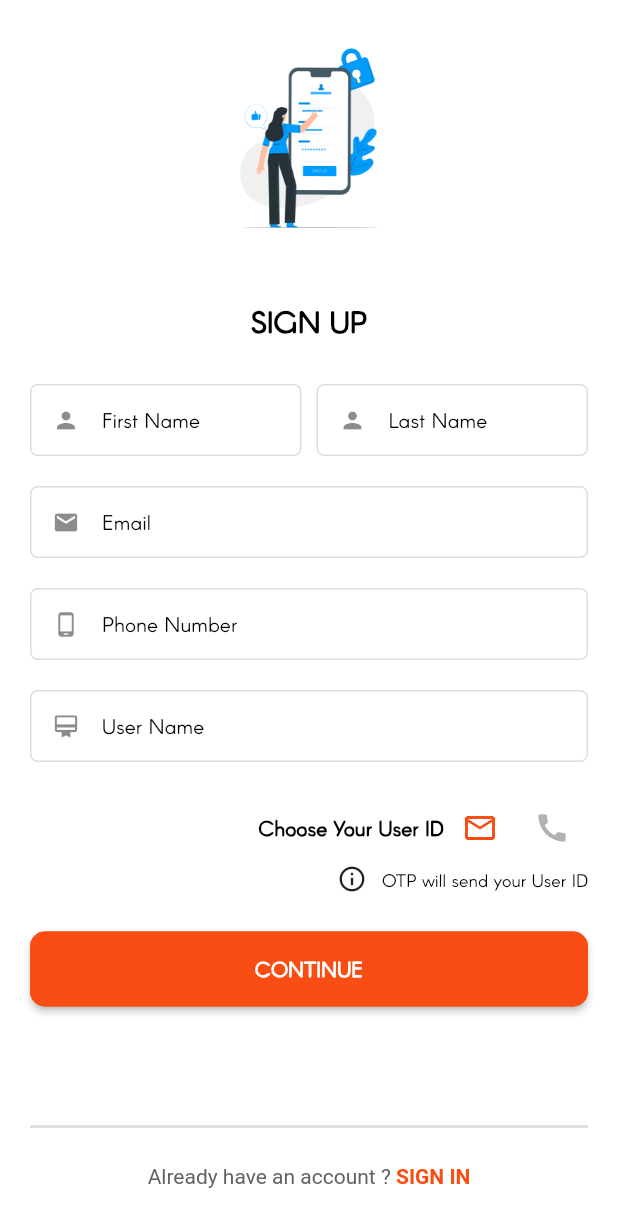
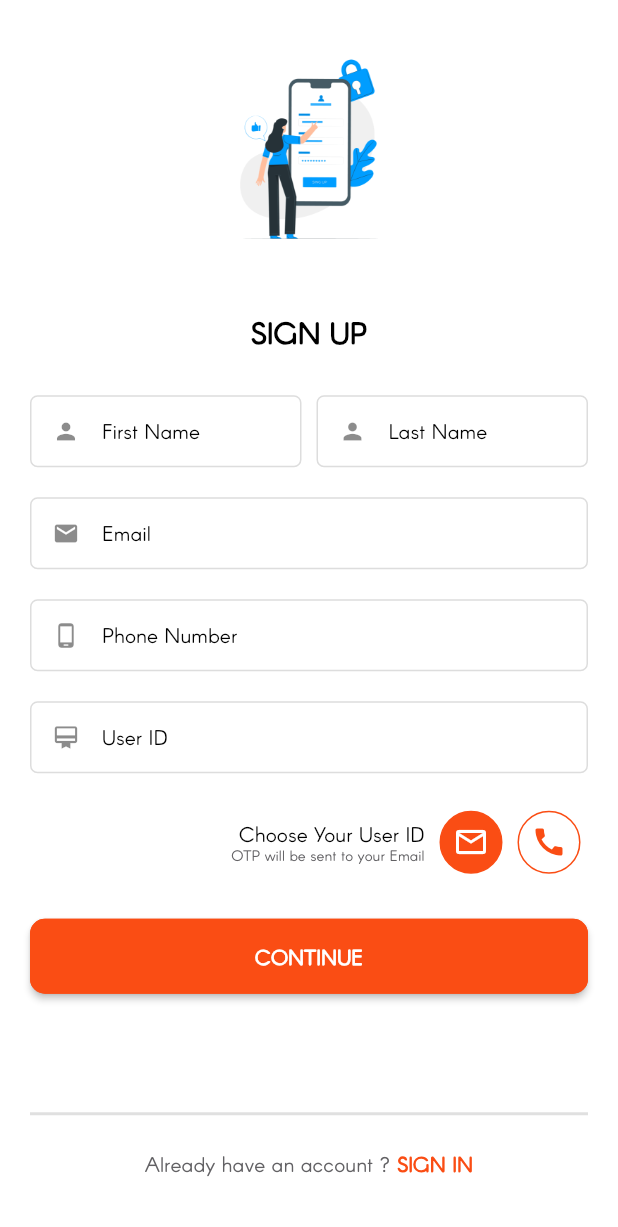
Before and after one commit to AbirAhsan/jacobpro, a Flutter app: the RegistrationScreen screen opened by its route, on a phone screen of 412 x 824 dp. Shown: the top 1227 px of the screen. Run offline on Flutter 3.47's test engine with Material 2 defaults, Android fonts, the phone set to English and light mode, and no system bars; our stand-ins replace easy_localization, flutter_easyloading, get, get_storage; accounts and stored records are empty.

Commit message:
registration screen design done

```diff
--- a/lib/view/auth/login_screen.dart
+++ b/lib/view/auth/login_screen.dart
@@ -58,7 +58,7 @@ class LoginScreen extends StatelessWidget {
                         controller: authCtrl.loginUserNameCtrl,
                         contentPadding: const EdgeInsets.fromLTRB(0, 0, 15, 0),
                         prefixIcon: const Icon(Icons.person),
-                        labelText: LocaleKeys.auth_userName.tr(),
+                        labelText: LocaleKeys.auth_userID.tr(),
                         validator: ValidatorService.validateSimpleFiled,
                       ),
                       GetBuilder<ScreenController>(
--- a/lib/view/auth/registration_screen.dart
+++ b/lib/view/auth/registration_screen.dart
@@ -89,11 +89,19 @@ class RegistrationScreen extends StatelessWidget {
                             prefixIcon: const Icon(Icons.phone_android_rounded),
                             labelText: LocaleKeys.auth_phoneNumber.tr(),
                             controller: authCtrl.registrationMobileCtrl,
+                            validator: (phone) {
+                              if (phone!.isEmpty) {
+                                return LocaleKeys.auth_phoneNumberRule1.tr();
+                              } else if (!phone.isPhoneNumber) {
+                                return LocaleKeys.auth_phoneNumberRule2.tr();
+                              }
+                              return null;
+                            },
                           ),
                           CustomTextField(
                             prefixIcon:
                                 const Icon(Icons.card_membership_outlined),
-                            labelText: LocaleKeys.auth_userName.tr(),
+                            labelText: LocaleKeys.auth_userID.tr(),
                             controller: authCtrl.selectedUserType == "Email"
                                 ? authCtrl.registrationEmailCtrl
                                 : authCtrl.registrationMobileCtrl,
@@ -104,45 +112,54 @@ class RegistrationScreen extends StatelessWidget {
                           Row(
                             mainAxisAlignment: MainAxisAlignment.end,
                             children: [
-                              Text(
-                                "Choose Your User ID",
-                                style: CustomTextStyle.normalBoldStyleBlack,
+                              RichText(
+                                  textAlign: TextAlign.end,
+                                  text: TextSpan(
+                                      text: "Choose Your User ID\n",
+                                      style: CustomTextStyle
+                                          .normalRegularStyleBlack,
+                                      children: [
+                                        TextSpan(
+                                          text:
+                                              "OTP will be sent to your ${authCtrl.selectedUserType}",
+                                          style: CustomTextStyle
+                                              .smallRegularStyleDarkGrey,
+                                        )
+                                      ])),
+                              SizedBox(
+                                width: 5,
                               ),
                               Row(
                                   mainAxisAlignment:
                                       MainAxisAlignment.spaceEvenly,
                                   children: authCtrl.userTypeList.map((type) {
-                                    return IconButton(
-                                        onPressed: () {
+                                    return Container(
+                                        decoration: BoxDecoration(
+                                            shape: BoxShape.circle,
+                                            color: authCtrl.selectedUserType ==
+                                                    type
+                                                ? CustomColors.primary
+                                                : CustomColors.white,
+                                            border: Border.all(
+                                                color: CustomColors.primary)),
+                                        padding: const EdgeInsets.all(8),
+                                        margin: const EdgeInsets.all(5),
+                                        child: InkWell(
+                                          onTap: () {
                                             authCtrl.selectedUserType = type;
                                             authCtrl.update();
                                           },
-                                        icon: Icon(
+                                          child: Icon(
                                             type == "Email"
                                                 ? Icons.email_outlined
                                                 : Icons.call,
-                                          color:
-                                              type == authCtrl.selectedUserType
-                                                  ? CustomColors.primary
-                                                  : CustomColors.grey,
+                                            color: type ==
+                                                    authCtrl.selectedUserType
+                                                ? CustomColors.white
+                                                : CustomColors.primary,
+                                          ),
                                         ));
                                   }).toList()),
-                            ],
-                          ),
-                          Row(
-                            mainAxisAlignment: MainAxisAlignment.end,
-                            children: const [
-                              Icon(
-                                Icons.info_outlined,
-                                size: 20,
-                              ),
-                              SizedBox(
-                                width: 10,
-                              ),
-                              Text(
-                                "OTP will send your User ID",
-                                style: CustomTextStyle.smallRegularStyleBlack,
-                              )
                             ],
                           ),
                           const SizedBox(
--- a/lib/view/variables/text_style.dart
+++ b/lib/view/variables/text_style.dart
@@ -6,36 +6,43 @@ class CustomTextStyle {
 //<<=========================================================== Title Bold Style
   static const TextStyle titleBoldStyleBlack = TextStyle(
     fontSize: 20,
+    fontFamily: "Arcon",
     fontWeight: FontWeight.bold,
     color: CustomColors.black,
   );
   static const TextStyle titleBoldStylePrimary = TextStyle(
     fontSize: 20,
+    fontFamily: "Arcon",
     fontWeight: FontWeight.bold,
     color: CustomColors.primary,
   );
   static const TextStyle titleBoldStyleWhite = TextStyle(
     fontSize: 20,
+    fontFamily: "Arcon",
     fontWeight: FontWeight.bold,
     color: CustomColors.white,
   );
   static const TextStyle titleBoldStyleLightGrey = TextStyle(
     fontSize: 20,
+    fontFamily: "Arcon",
     fontWeight: FontWeight.bold,
     color: CustomColors.lightgrey,
   );
   static const TextStyle titleBoldStyleGrey = TextStyle(
     fontSize: 20,
+    fontFamily: "Arcon",
     fontWeight: FontWeight.bold,
     color: CustomColors.grey,
   );
   static const TextStyle titleBoldStyleDarkGrey = TextStyle(
     fontSize: 20,
+    fontFamily: "Arcon",
     fontWeight: FontWeight.bold,
     color: CustomColors.darkGrey,
   );
   static const TextStyle titleBoldStyleGreen = TextStyle(
     fontSize: 20,
+    fontFamily: "Arcon",
     fontWeight: FontWeight.bold,
     color: CustomColors.green,
   );
@@ -43,66 +50,80 @@ class CustomTextStyle {
   //<<====================================================== Title Regular Style
   static const TextStyle titleRegularStyleBlack = TextStyle(
     fontSize: 20,
+    fontFamily: "Arcon",
     color: CustomColors.black,
   );
   static const TextStyle titleRegularStylePrimary = TextStyle(
     fontSize: 20,
+    fontFamily: "Arcon",
     color: CustomColors.primary,
   );
   static const TextStyle titleRegularStyleWhite = TextStyle(
     fontSize: 20,
+    fontFamily: "Arcon",
     color: CustomColors.white,
   );
   static const TextStyle titleRegularStyleLightGrey = TextStyle(
     fontSize: 20,
+    fontFamily: "Arcon",
     color: CustomColors.lightgrey,
   );
   static const TextStyle titleRegularStyleGrey = TextStyle(
     fontSize: 20,
+    fontFamily: "Arcon",
     color: CustomColors.grey,
   );
   static const TextStyle titleRegularStyleDarkGrey = TextStyle(
     fontSize: 20,
+    fontFamily: "Arcon",
     color: CustomColors.darkGrey,
   );
   static const TextStyle titleRegularStyleGreen = TextStyle(
     fontSize: 20,
+    fontFamily: "Arcon",
     color: CustomColors.green,
   );
 
   //<<====================================================== Title Italic Style
   static const TextStyle titleItalicStyleBlack = TextStyle(
     fontSize: 20,
+    fontFamily: "Arcon",
     fontStyle: FontStyle.italic,
     color: CustomColors.black,
   );
   static const TextStyle titleItalicStylePrimary = TextStyle(
     fontSize: 20,
+    fontFamily: "Arcon",
     fontStyle: FontStyle.italic,
     color: CustomColors.primary,
   );
   static const TextStyle titleItalicStyleWhite = TextStyle(
     fontSize: 20,
+    fontFamily: "Arcon",
     fontStyle: FontStyle.italic,
     color: CustomColors.white,
   );
   static const TextStyle titleItalicStyleLightGrey = TextStyle(
     fontSize: 20,
+    fontFamily: "Arcon",
     fontStyle: FontStyle.italic,
     color: CustomColors.lightgrey,
   );
   static const TextStyle titleItalicStyleGrey = TextStyle(
     fontSize: 20,
+    fontFamily: "Arcon",
     fontStyle: FontStyle.italic,
     color: CustomColors.grey,
   );
   static const TextStyle titleItalicStyleDarkGrey = TextStyle(
     fontSize: 20,
+    fontFamily: "Arcon",
     fontStyle: FontStyle.italic,
     color: CustomColors.darkGrey,
   );
   static const TextStyle titleItalicStyleGreen = TextStyle(
     fontSize: 20,
+    fontFamily: "Arcon",
     fontStyle: FontStyle.italic,
     color: CustomColors.green,
   );
@@ -115,36 +136,43 @@ class CustomTextStyle {
   //<<=========================================================== Normal Bold Style
   static const TextStyle normalBoldStyleBlack = TextStyle(
     fontSize: 14,
+    fontFamily: "Arcon",
     fontWeight: FontWeight.bold,
     color: CustomColors.black,
   );
   static const TextStyle normalBoldStylePrimary = TextStyle(
     fontSize: 14,
+    fontFamily: "Arcon",
     fontWeight: FontWeight.bold,
     color: CustomColors.primary,
   );
   static const TextStyle normalBoldStyleWhite = TextStyle(
     fontSize: 14,
+    fontFamily: "Arcon",
     fontWeight: FontWeight.bold,
     color: CustomColors.white,
   );
   static const TextStyle normalBoldStyleLightGrey = TextStyle(
     fontSize: 14,
+    fontFamily: "Arcon",
     fontWeight: FontWeight.bold,
     color: CustomColors.lightgrey,
   );
   static const TextStyle normalBoldStyleGrey = TextStyle(
     fontSize: 14,
+    fontFamily: "Arcon",
     fontWeight: FontWeight.bold,
     color: CustomColors.grey,
   );
   static const TextStyle normalBoldStyleDarkGrey = TextStyle(
     fontSize: 14,
+    fontFamily: "Arcon",
     fontWeight: FontWeight.bold,
     color: CustomColors.darkGrey,
   );
   static const TextStyle normalBoldStyleGreen = TextStyle(
     fontSize: 14,
+    fontFamily: "Arcon",
     fontWeight: FontWeight.bold,
     color: CustomColors.green,
   );
@@ -152,133 +180,161 @@ class CustomTextStyle {
   //<<====================================================== Normal Regular Style
   static const TextStyle normalRegularStyleBlack = TextStyle(
     fontSize: 14,
+    fontFamily: "Arcon",
     color: CustomColors.black,
   );
   static const TextStyle normalRegularStylePrimary = TextStyle(
     fontSize: 14,
+    fontFamily: "Arcon",
     color: CustomColors.primary,
   );
   static const TextStyle normalRegularStyleWhite = TextStyle(
     fontSize: 14,
+    fontFamily: "Arcon",
     color: CustomColors.white,
   );
   static const TextStyle normalRegularStyleLightGrey = TextStyle(
     fontSize: 14,
+    fontFamily: "Arcon",
     color: CustomColors.lightgrey,
   );
   static const TextStyle normalRegularStyleGrey = TextStyle(
     fontSize: 14,
+    fontFamily: "Arcon",
     color: CustomColors.grey,
   );
   static const TextStyle normalRegularStyleDarkGrey = TextStyle(
     fontSize: 14,
     color: CustomColors.darkGrey,
+    fontFamily: "Arcon",
   );
   static const TextStyle normalRegularStyleGreen = TextStyle(
     fontSize: 14,
+    fontFamily: "Arcon",
     color: CustomColors.green,
   );
 
   //<<====================================================== normal Italic Style
   static const TextStyle normalItalicStyleBlack = TextStyle(
     fontSize: 14,
+    fontFamily: "Arcon",
     fontStyle: FontStyle.italic,
     color: CustomColors.black,
   );
   static const TextStyle normalItalicStylePrimary = TextStyle(
     fontSize: 14,
+    fontFamily: "Arcon",
     fontStyle: FontStyle.italic,
     color: CustomColors.primary,
   );
   static const TextStyle normalItalicStyleWhite = TextStyle(
     fontSize: 14,
+    fontFamily: "Arcon",
     fontStyle: FontStyle.italic,
     color: CustomColors.white,
   );
   static const TextStyle normalItalicStyleLightGrey = TextStyle(
     fontSize: 14,
+    fontFamily: "Arcon",
     fontStyle: FontStyle.italic,
     color: CustomColors.lightgrey,
   );
   static const TextStyle normalItalicStyleGrey = TextStyle(
     fontSize: 14,
+    fontFamily: "Arcon",
     fontStyle: FontStyle.italic,
     color: CustomColors.grey,
   );
   static const TextStyle normalItalicStyleDarkGrey = TextStyle(
     fontSize: 14,
+    fontFamily: "Arcon",
     fontStyle: FontStyle.italic,
     color: CustomColors.darkGrey,
   );
   static const TextStyle normalItalicStyleGreen = TextStyle(
     fontSize: 14,
+    fontFamily: "Arcon",
     fontStyle: FontStyle.italic,
     color: CustomColors.green,
   );
 
   //<<====================================================== Small Bold Style
   static const TextStyle smallBoldStyleBlack = TextStyle(
-    fontSize: 12,
+    fontSize: 10,
+    fontFamily: "Arcon",
     fontWeight: FontWeight.bold,
     color: CustomColors.black,
   );
   static const TextStyle smallBoldStylePrimary = TextStyle(
-    fontSize: 12,
+    fontSize: 10,
+    fontFamily: "Arcon",
     fontWeight: FontWeight.bold,
     color: CustomColors.primary,
   );
   static const TextStyle smallBoldStyleWhite = TextStyle(
-    fontSize: 12,
+    fontSize: 10,
+    fontFamily: "Arcon",
     fontWeight: FontWeight.bold,
     color: CustomColors.white,
   );
   static const TextStyle smallBoldStyleLightGrey = TextStyle(
-    fontSize: 12,
+    fontSize: 10,
+    fontFamily: "Arcon",
     fontWeight: FontWeight.bold,
     color: CustomColors.lightgrey,
   );
   static const TextStyle smallBoldStyleGrey = TextStyle(
-    fontSize: 12,
+    fontSize: 10,
+    fontFamily: "Arcon",
     fontWeight: FontWeight.bold,
     color: CustomColors.grey,
   );
   static const TextStyle smallBoldStyleDarkGrey = TextStyle(
-    fontSize: 12,
+    fontSize: 10,
+    fontFamily: "Arcon",
     fontWeight: FontWeight.bold,
     color: CustomColors.darkGrey,
   );
   static const TextStyle smallBoldStyleGreen = TextStyle(
-    fontSize: 12,
+    fontSize: 10,
+    fontFamily: "Arcon",
     fontWeight: FontWeight.bold,
     color: CustomColors.green,
   );
   //<<====================================================== Small Regular Style
   static const TextStyle smallRegularStyleBlack = TextStyle(
-    fontSize: 12,
+    fontSize: 10,
+    fontFamily: "Arcon",
     color: CustomColors.black,
   );
   static const TextStyle smallRegularStylePrimary = TextStyle(
-    fontSize: 12,
+    fontSize: 10,
+    fontFamily: "Arcon",
     color: CustomColors.primary,
   );
   static const TextStyle smallRegularStyleWhite = TextStyle(
-    fontSize: 12,
+    fontSize: 10,
+    fontFamily: "Arcon",
     color: CustomColors.white,
   );
   static const TextStyle smallRegularStyleLightGrey = TextStyle(
-    fontSize: 12,
+    fontSize: 10,
+    fontFamily: "Arcon",
     color: CustomColors.lightgrey,
   );
   static const TextStyle smallRegularStyleGrey = TextStyle(
-    fontSize: 12,
+    fontSize: 10,
+    fontFamily: "Arcon",
     color: CustomColors.grey,
   );
   static const TextStyle smallRegularStyleDarkGrey = TextStyle(
-    fontSize: 12,
+    fontSize: 10,
+    fontFamily: "Arcon",
     color: CustomColors.darkGrey,
   );
   static const TextStyle smallRegularStyleGreen = TextStyle(
-    fontSize: 12,
+    fontSize: 10,
+    fontFamily: "Arcon",
     color: CustomColors.green,
   );
 }
```
Also changed, not shown: assets/langs/en-EN.json (+13 -4 lines), lib/view/auth/registration_verification.dart (added, +136 -0 lines), lib/generated/codegen_loader.g.dart, lib/generated/locale_keys.g.dart. Lines whose indentation alone changed are shown as unchanged.
